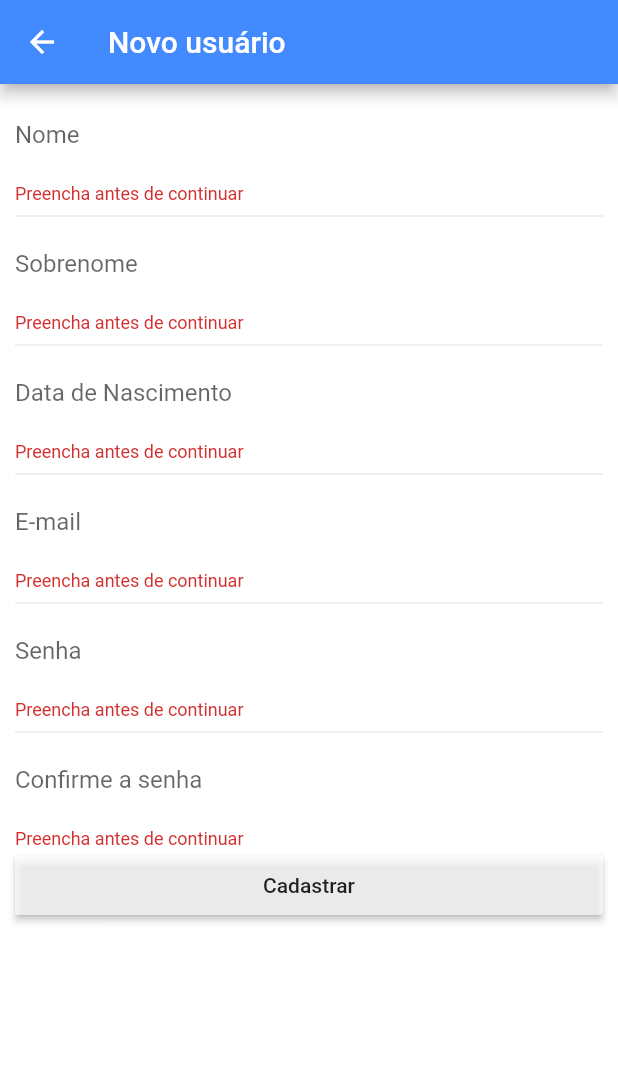
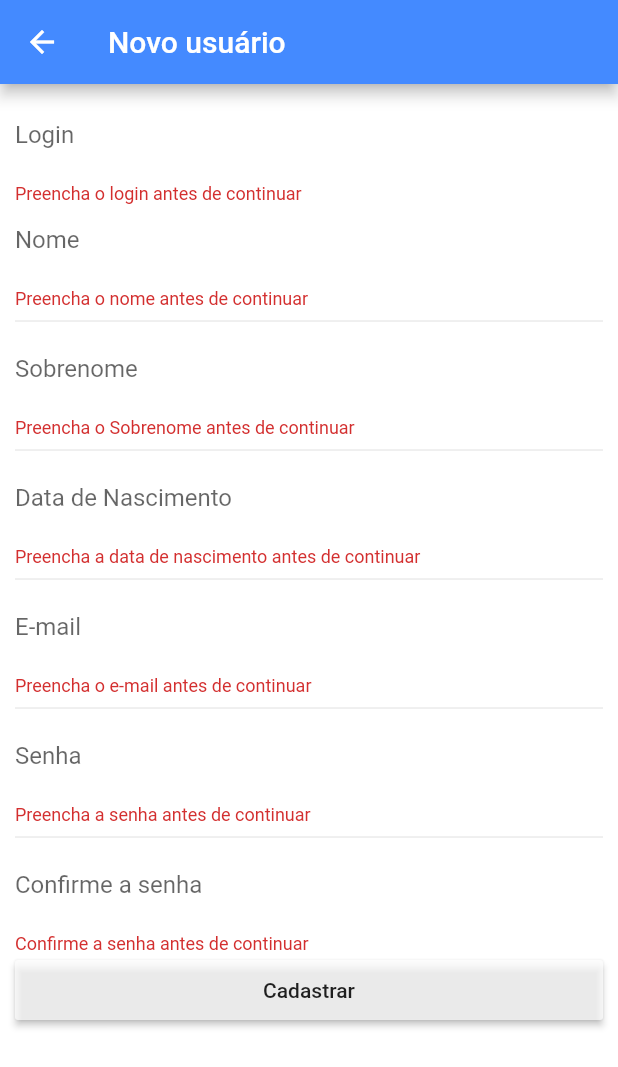
Before and after one commit to maanoel/damage_reduction, a Flutter app: the NewUserPage screen opened directly, after a tap on "Cadastrar", on a phone screen of 412 x 824 dp. Shown: the top 1067 px of the screen. Run offline on Flutter 3.47's test engine with Material 2 defaults, Android fonts, the phone set to English and light mode, and no system bars.

Commit message:
new user post

```diff
--- a/lib/main.dart
+++ b/lib/main.dart
@@ -1,5 +1,6 @@
 import 'package:flutter/material.dart';
 import 'login.page.dart';
+
 
 main() => runApp(MyApp());
 
--- a/lib/new_user.dart
+++ b/lib/new_user.dart
@@ -10,6 +10,13 @@ class NewUserPage extends StatefulWidget {
 
 class NewUserPageState extends State<NewUserPage> {
   final _formKey = GlobalKey<FormState>();
+  final _login = TextEditingController();
+  final _accessKey = TextEditingController();
+
+  final _name = TextEditingController();
+  final _lastName = TextEditingController();
+  final _birthDay = TextEditingController();
+  final _email = TextEditingController();
 
   @override
   Widget build(BuildContext context) {
@@ -26,13 +33,77 @@ class NewUserPageState extends State<NewUserPage> {
                     crossAxisAlignment: CrossAxisAlignment.stretch,
                     children: <Widget>[
                       TextFormField(
+                        controller: _login,
                         decoration: InputDecoration(
-                          border: InputBorder.none,
-                          hintText: 'Nome'
-                        ),
+                            border: InputBorder.none, hintText: 'Login'),
                         validator: (value) {
                           if (value.isEmpty) {
-                            return 'Preencha antes de continuar';
+                            return 'Preencha o login antes de continuar';
+                          }
+
+                          return null;
+                        },
+                      ),
+                      TextFormField(
+                        controller: _name,
+                        decoration: InputDecoration(
+                            border: InputBorder.none, hintText: 'Nome'),
+                        validator: (value) {
+                          if (value.isEmpty) {
+                            return 'Preencha o nome antes de continuar';
+                          }
+
+                          return null;
+                        },
+                      ),
+                      Divider(),
+                      TextFormField(
+                        controller: _lastName,
+                        decoration: InputDecoration(
+                            border: InputBorder.none, hintText: 'Sobrenome'),
+                        validator: (value) {
+                          if (value.isEmpty) {
+                            return 'Preencha o Sobrenome antes de continuar';
+                          }
+
+                          return null;
+                        },
+                      ),
+                      Divider(),
+                      TextFormField(
+                        controller: _birthDay,
+                        decoration: InputDecoration(
+                            border: InputBorder.none,
+                            hintText: 'Data de Nascimento'),
+                        validator: (value) {
+                          if (value.isEmpty) {
+                            return 'Preencha a data de nascimento antes de continuar';
+                          }
+
+                          return null;
+                        },
+                      ),
+                      Divider(),
+                      TextFormField(
+                        controller: _email,
+                        decoration: InputDecoration(
+                            border: InputBorder.none, hintText: 'E-mail'),
+                        validator: (value) {
+                          if (value.isEmpty) {
+                            return 'Preencha o e-mail antes de continuar';
+                          }
+
+                          return null;
+                        },
+                      ),
+                      Divider(),
+                      TextFormField(
+                        controller: _accessKey,
+                        decoration: InputDecoration(
+                            border: InputBorder.none, hintText: 'Senha'),
+                        validator: (value) {
+                          if (value.isEmpty) {
+                            return 'Preencha a senha antes de continuar';
                           }
 
                           return null;
@@ -42,67 +113,10 @@ class NewUserPageState extends State<NewUserPage> {
                       TextFormField(
                         decoration: InputDecoration(
                             border: InputBorder.none,
-                            hintText: 'Sobrenome'
-                        ),
+                            hintText: 'Confirme a senha'),
                         validator: (value) {
                           if (value.isEmpty) {
-                            return 'Preencha antes de continuar';
-                          }
-
-                          return null;
-                        },
-                      ),
-                      Divider(),
-                      TextFormField(
-                        decoration: InputDecoration(
-                            border: InputBorder.none,
-                            hintText: 'Data de Nascimento'
-                        ),
-                        validator: (value) {
-                          if (value.isEmpty) {
-                            return 'Preencha antes de continuar';
-                          }
-
-                          return null;
-                        },
-                      ),
-                      Divider(),
-                      TextFormField(
-                        decoration: InputDecoration(
-                            border: InputBorder.none,
-                            hintText: 'E-mail'
-                        ),
-                        validator: (value) {
-                          if (value.isEmpty) {
-                            return 'Preencha antes de continuar';
-                          }
-
-                          return null;
-                        },
-                      ),
-                      Divider(),
-                      TextFormField(
-                        decoration: InputDecoration(
-                            border: InputBorder.none,
-                            hintText: 'Senha'
-                        ),
-                        validator: (value) {
-                          if (value.isEmpty) {
-                            return 'Preencha antes de continuar';
-                          }
-
-                          return null;
-                        },
-                      ),
-                      Divider(),
-                      TextFormField(
-                        decoration: InputDecoration(
-                            border: InputBorder.none,
-                            hintText: 'Confirme a senha'
-                        ),
-                        validator: (value) {
-                          if (value.isEmpty) {
-                            return 'Preencha antes de continuar';
+                            return 'Confirme a senha antes de continuar';
                           }
 
                           return null;
@@ -114,8 +128,7 @@ class NewUserPageState extends State<NewUserPage> {
                           color: Colors.white70,
                           onPressed: () {
                             if (_formKey.currentState.validate()) {
-                              Scaffold.of(context).showSnackBar(
-                                  SnackBar(content: Text('Processing Data')));
+                              newUser();
                             }
                           },
                           child: Text('Cadastrar'),
@@ -125,4 +138,48 @@ class NewUserPageState extends State<NewUserPage> {
                   ),
                 ))));
   }
+
+  void newUser() async {
+    String login = _login.text;
+    String accessKey = _accessKey.text;
+    String name = _name.text;
+    String lastName = _lastName.text;
+    String birthDay = '2019-01-01';
+    String email = _email.text;
+
+    var headers = {
+      "content-type": "application/json",
+      "accept": "application/json",
+    };
+
+    String data =
+        '{"login": "$login", "accessKey": "$accessKey", "name": "$name", '
+        '"lastName": "$lastName", "birthday": "$birthDay", "email": "$email"}';
+
+    var resp = await http.post("http://192.168.200.1:5000/api/User/v1",
+        body: data, headers: headers);
+
+    final body = jsonDecode(resp.body);
+
+    if (resp.statusCode == 200) {
+      Navigator.push(context, MaterialPageRoute(builder: (context) => Menu()));
+    }else{
+
+      showDialog(
+        context: context,
+        builder: (BuildContext context) {
+          return AlertDialog(
+            title: Text("Ops..."),
+            content: Text("Verifique verifique os dados e tente novamente."),
+            actions: <Widget>[
+              FlatButton(
+                child: Text("OK"),
+                onPressed: () {},
+              )
+            ],
+          );
+        },
+      );
+    }
+  }
 }
```
Also changed, not shown: lib/login.page.dart (+4 -6 lines).
